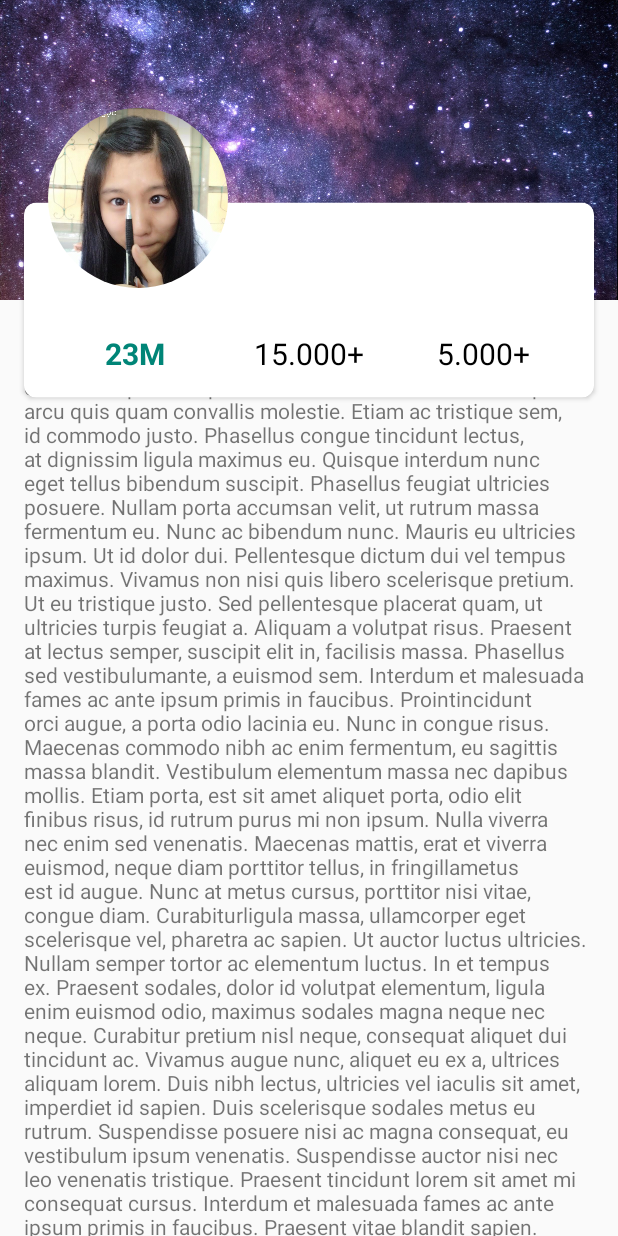
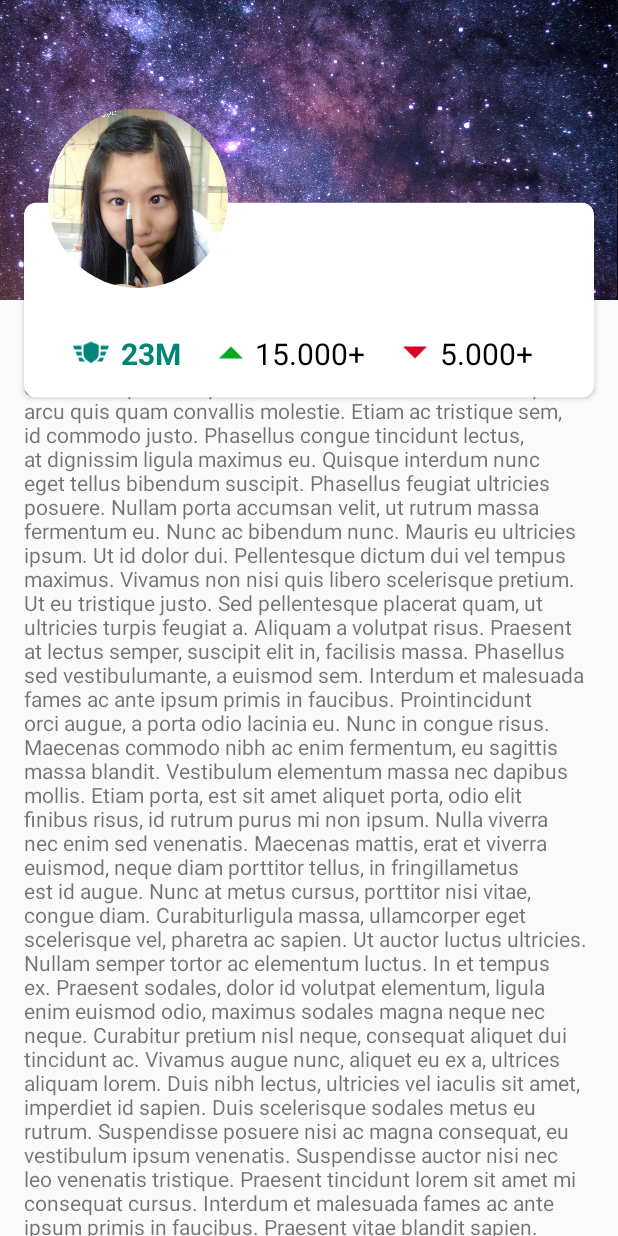
Before and after one commit to giangpham96/Android-Material-Design, an Android app: the screen it shows after launch (MainActivity), on a phone screen of 412 x 824 dp. Run offline under Robolectric (Android 15) with nearby library versions, the phone set to English and light mode, and no system bars; our stand-ins replace CircleImageView.

Commit message:
Ui tweak

```diff
--- a/app/src/main/res/layout/activity_main.xml
+++ b/app/src/main/res/layout/activity_main.xml
@@ -28,8 +28,13 @@
             android:layout_gravity="bottom"
             >
 
+            <Space
+                android:layout_width="0dp"
+                android:layout_height="match_parent"
+                android:layout_weight="1"
+                />
             <TextView
-                android:layout_width="0dp"
+                android:layout_width="wrap_content"
                 android:layout_height="wrap_content"
                 android:layout_weight="1"
                 android:gravity="center"
@@ -37,29 +42,46 @@
                 android:textColor="@color/colorPrimary"
                 android:textSize="20sp"
                 android:textStyle="bold"
-                tools:ignore="HardcodedText"
+                android:drawableLeft="@drawable/ic_rank"
+                tools:ignore="HardcodedText,RtlHardcoded"
                 />
 
+            <Space
+                android:layout_width="0dp"
+                android:layout_height="match_parent"
+                android:layout_weight="1"
+                />
             <TextView
-                android:layout_width="0dp"
+                android:layout_width="wrap_content"
                 android:layout_height="wrap_content"
                 android:layout_weight="1"
+                android:drawableLeft="@drawable/ic_up"
                 android:gravity="center"
                 android:text="15.000+"
                 android:textColor="@android:color/black"
                 android:textSize="20sp"
-                tools:ignore="HardcodedText"
+                tools:ignore="HardcodedText,RtlHardcoded"
                 />
-
+            <Space
+                android:layout_width="0dp"
+                android:layout_height="match_parent"
+                android:layout_weight="1"
+                />
             <TextView
-                android:layout_width="0dp"
+                android:layout_width="wrap_content"
                 android:layout_height="wrap_content"
                 android:layout_weight="1"
                 android:gravity="center"
+                android:drawableLeft="@drawable/ic_down"
                 android:text="5.000+"
                 android:textColor="@android:color/black"
                 android:textSize="20sp"
-                tools:ignore="HardcodedText"
+                tools:ignore="HardcodedText,RtlHardcoded"
+                />
+            <Space
+                android:layout_width="0dp"
+                android:layout_height="match_parent"
+                android:layout_weight="1"
                 />
         </LinearLayout>
     </android.support.v7.widget.CardView>
```
